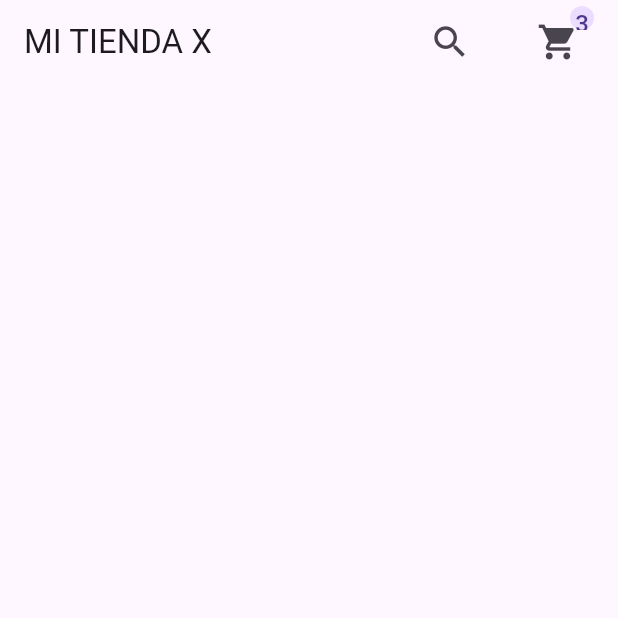
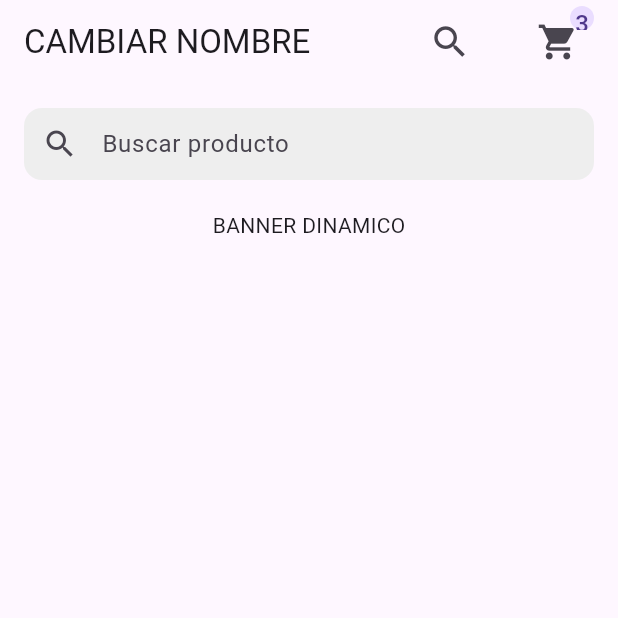
Before and after one commit to TLifeOfCris/MiniEcommerceApp, a Flutter app: the screen it shows after launch, on a phone screen of 412 x 824 dp, the top half of it. Run offline on Flutter 3.47's test engine with Material 3 defaults, Android fonts, the phone set to English and light mode, and no system bars.

Commit message:
Se agregó el BAR SEARCH debajo de APPBAR

```diff
--- a/lib/screens/tienda/hometienda.dart
+++ b/lib/screens/tienda/hometienda.dart
@@ -9,15 +9,17 @@ class HomeTienda extends StatelessWidget {
     return Scaffold(
       appBar: AppBar(
 
-        title: Text('MI TIENDA X'),
+        title: Text('CAMBIAR NOMBRE'),
         actions: [
           Padding(
             padding: const EdgeInsets.only(right:  16.0),
             child: Row(
               children: <Widget>[
+                //Cambiar a boton normal
                 IconButton(icon:  Icon(Icons.search, size: 28),onPressed: () {}, ),
                 SizedBox(width: 24,),
             Stack(children: <Widget>[
+              //Cambiar a botón normal
               IconButton(icon: Icon(Icons.shopping_cart, size: 28),onPressed: () {}, ),
 
               Positioned(
@@ -25,17 +27,37 @@ class HomeTienda extends StatelessWidget {
                 top: 0,
                 child: CircleAvatar(
                   radius: 8,
-
+                //HACERLO REACTIVO CON EL NÚMERO DE ARITCULOS EN EL CARRITO
                 child: Text('3'),)),
               ],
             )
-
             ],),
           )
         ],
 
 
       ),
+
+      body: Padding(padding: EdgeInsets.all(16.0),
+      child: Column(
+        children: <Widget>[
+          TextField(
+            decoration: InputDecoration(
+              hintText: 'Buscar producto',
+              prefixIcon: Icon(Icons.search),
+              border: OutlineInputBorder(
+                  borderRadius: BorderRadius.circular(12),
+                  borderSide: BorderSide.none,
+              ),
+              filled: true,
+              fillColor: Colors.grey[200],
+              contentPadding: const EdgeInsets.symmetric(vertical: 0, horizontal: 16),
+            ),
+          ),
+          SizedBox(height: 20,),
+          Text('BANNER DINAMICO')
+        ],
+      ),),
     );
   }
 }
```
